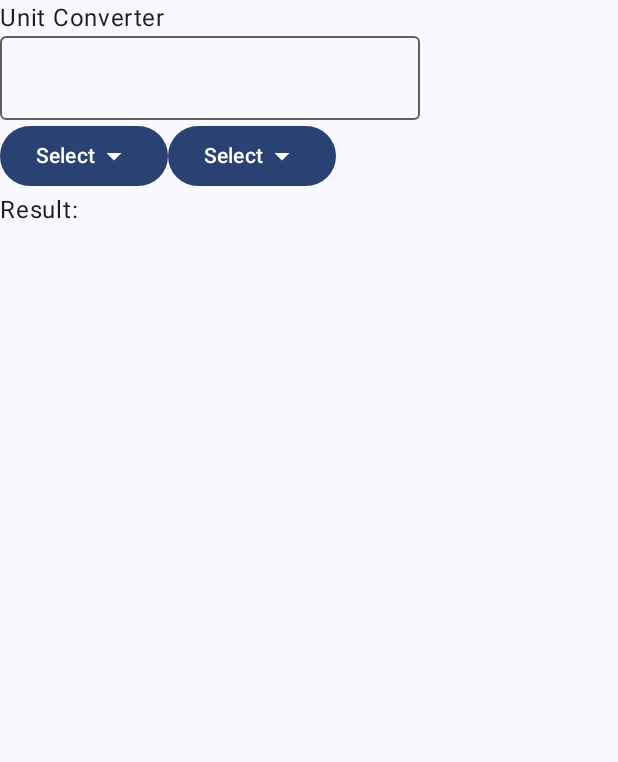
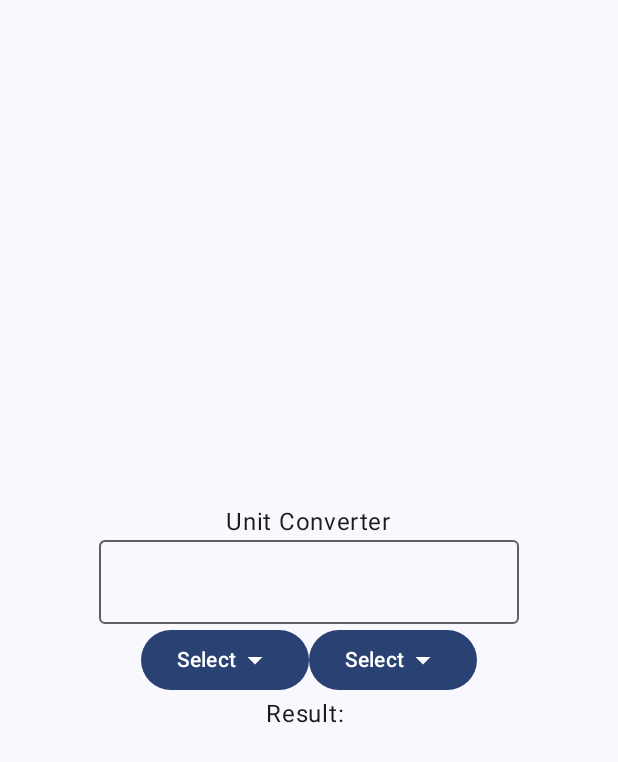
Before and after one commit to SarEnderTarkanson/KotlinMasterclass, an Android app built with Jetpack Compose: the screen it shows after launch (MainActivity), on a phone screen of 412 x 824 dp. Shown: the top 762 px of the screen. Run offline under Robolectric (Android 15) with nearby library versions, the phone set to English and light mode, and no system bars.

Commit message:
Added VerticalArrangement and HorizontalAlignment to the composable so that the content has been centered both horizontally and vertically in the screen

```diff
--- a/UnitConverter/app/src/main/java/com/example/unitconverter/MainActivity.kt
+++ b/UnitConverter/app/src/main/java/com/example/unitconverter/MainActivity.kt
@@ -4,6 +4,7 @@ import android.os.Bundle
 import androidx.activity.ComponentActivity
 import androidx.activity.compose.setContent
 import androidx.activity.enableEdgeToEdge
+import androidx.compose.foundation.layout.Arrangement
 import androidx.compose.foundation.layout.Box
 import androidx.compose.foundation.layout.Column
 import androidx.compose.foundation.layout.Row
@@ -17,6 +18,7 @@ import androidx.compose.material3.OutlinedTextField
 import androidx.compose.material3.Scaffold
 import androidx.compose.material3.Text
 import androidx.compose.runtime.Composable
+import androidx.compose.ui.Alignment
 import androidx.compose.ui.Modifier
 import androidx.compose.ui.node.InteroperableComposeUiNode
 import androidx.compose.ui.tooling.preview.Preview
@@ -44,7 +46,9 @@ class MainActivity : ComponentActivity() {
 fun UnitConverter(modifier: Modifier = Modifier) {
     Column(
         modifier = modifier
-            .fillMaxSize()
+            .fillMaxSize(),
+        verticalArrangement = Arrangement.Center,
+        horizontalAlignment = Alignment.CenterHorizontally
     ) {
         Text("Unit Converter")
         OutlinedTextField(value = "", onValueChange = {
```
